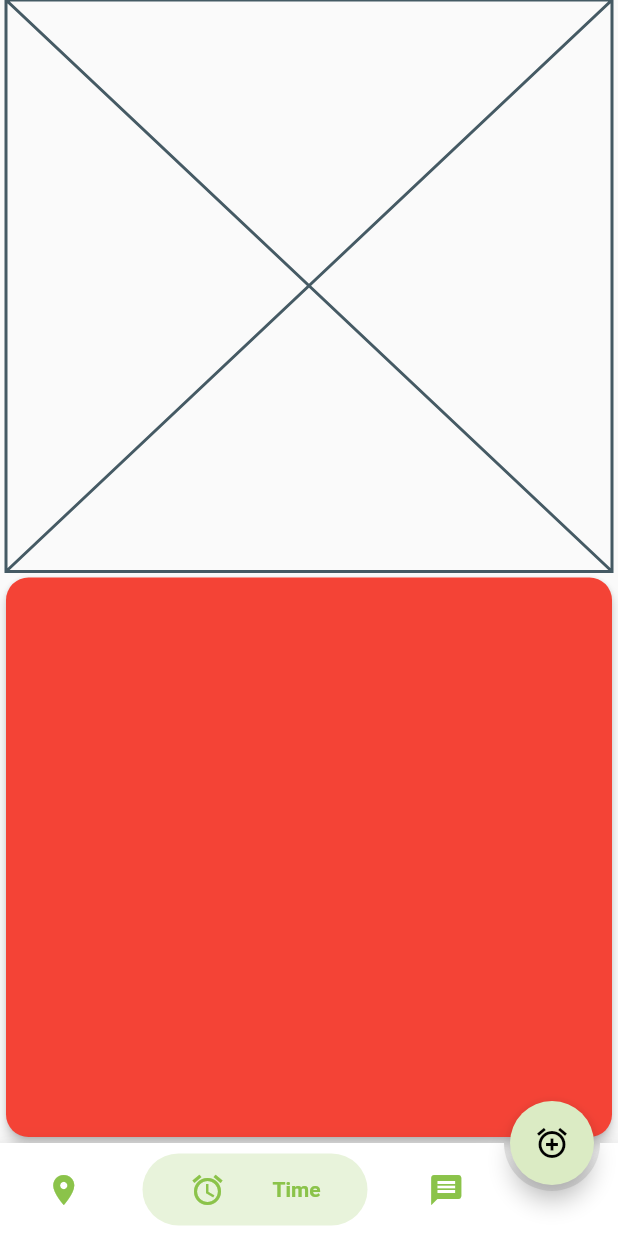
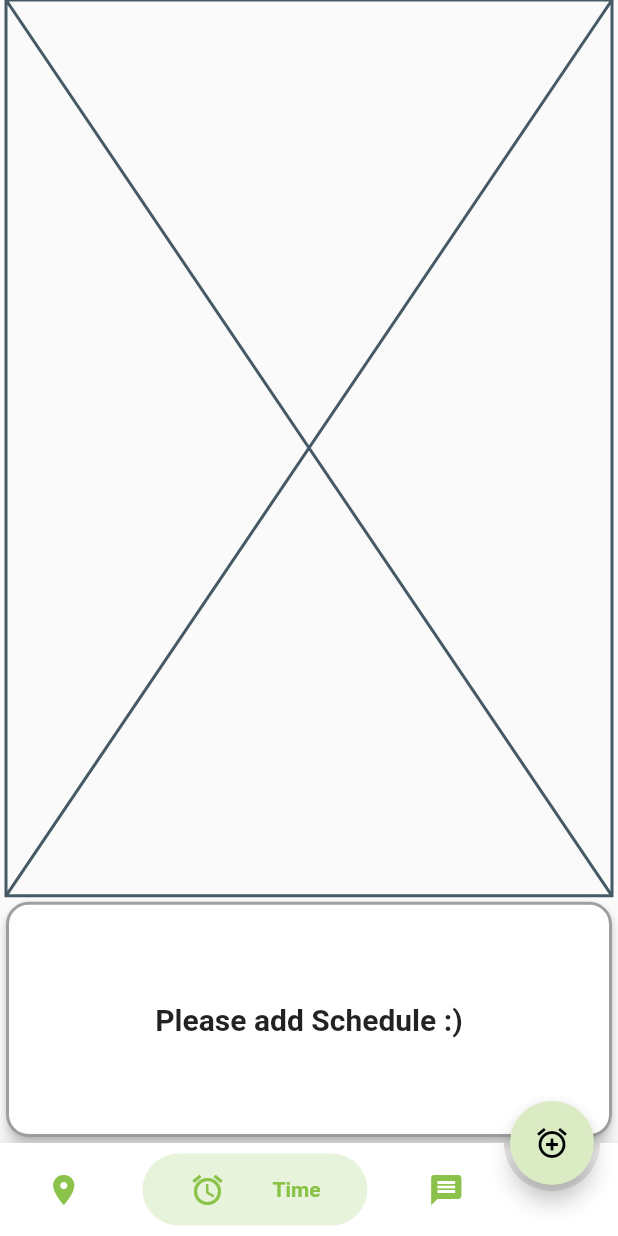
Before and after one commit to chlee1252/traffic_now, a Flutter app: the screen it shows after launch, item 2 of the bottom bar chosen, on a phone screen of 412 x 824 dp. Run offline on Flutter 3.47's test engine with Material 2 defaults, Android fonts, the phone set to English and light mode, and no system bars; drawn by our look-alikes of auto_size_text, bubble_bottom_bar; our stand-ins replace animated_text_kit, flutter_local_notifications, localstorage; missing offline and left inert: flutter_google_places, google_maps_webservice; accounts and stored records are empty.

```diff
--- a/lib/screens/newMainScreen.dart
+++ b/lib/screens/newMainScreen.dart
@@ -1,6 +1,11 @@
+import 'package:auto_size_text/auto_size_text.dart';
 import 'package:flutter/material.dart';
+import 'package:flutter/cupertino.dart';
+import 'package:intl/intl.dart';
 import 'package:bubble_bottom_bar/bubble_bottom_bar.dart';
+import 'package:trafficnow/module/userPlace.dart';
 import 'package:trafficnow/screens/placeInputScreen.dart';
+import 'package:trafficnow/widget/alarmTile.dart';
 
 class NewMainScreen extends StatefulWidget {
   static final String id = "NewMainScreen";
@@ -10,15 +15,21 @@ class NewMainScreen extends StatefulWidget {
 }
 
 class _NewMainScreenState extends State<NewMainScreen> {
+  UserPlace _userPlace;
   int _currentIndex = 0;
+  bool _value = false;
 
   @override
   Widget build(BuildContext context) {
     return Scaffold(
       floatingActionButton: FloatingActionButton(
         child: Icon(Icons.add_alarm),
-        onPressed: () {
-          Navigator.pushNamed(context, PlaceInputScreen.id);
+        onPressed: () async {
+          final result =
+              await Navigator.pushNamed(context, PlaceInputScreen.id);
+          setState(() {
+            _userPlace = result;
+          });
         },
         backgroundColor: Color.fromRGBO(219, 235, 196, 1.0),
         foregroundColor: Colors.black,
@@ -33,39 +44,102 @@ class _NewMainScreenState extends State<NewMainScreen> {
                 child: Placeholder(),
               ),
             ),
-            Expanded(
+            Container(
+              height: MediaQuery.of(context).size.height * 0.20,
               child: IndexedStack(
                 index: _currentIndex,
                 children: [
                   Card(
                     elevation: 3.0,
-                    color: Colors.grey,
+                    color: Colors.white,
                     shadowColor: Colors.black,
                     shape: RoundedRectangleBorder(
+                      side: BorderSide(color: Colors.grey, width: 2),
                       borderRadius: BorderRadius.circular(15.0),
                     ),
-                    child:
-                    Container(),
+                    child: _userPlace == null
+                        ? Center(
+                            child: Padding(
+                              padding: const EdgeInsets.all(40.0),
+                              child: AutoSizeText(
+                                "Please add Destination :)",
+                                style: TextStyle(
+                                    fontSize: 20.0,
+                                    fontWeight: FontWeight.bold),
+                                maxLines: 1,
+                              ),
+                            ),
+                          )
+                        : Row(
+                            children: [
+                              Container(
+                                width: MediaQuery.of(context).size.width * 0.15,
+                                child: Center(
+                                  child: Padding(
+                                    padding: const EdgeInsets.only(left: 8.0),
+                                    child: Icon(
+                                      Icons.location_on,
+                                      size: 35.0,
+                                    ),
+                                  ),
+                                ),
+                              ),
+                              Expanded(
+                                child: Padding(
+                                  padding: const EdgeInsets.only(right: 10.0),
+                                  child: AutoSizeText(
+                                    _userPlace.dest,
+                                    style: TextStyle(
+                                        fontSize: 20.0,
+                                        fontWeight: FontWeight.bold),
+                                    maxLines: 1,
+                                    overflow: TextOverflow.ellipsis,
+                                  ),
+                                ),
+                              ),
+                            ],
+                          ),
                   ),
                   Card(
                     elevation: 3.0,
-                    color: Colors.red,
+                    color: Colors.white,
                     shadowColor: Colors.black,
                     shape: RoundedRectangleBorder(
+                      side: BorderSide(color: Colors.grey, width: 2.0),
                       borderRadius: BorderRadius.circular(15.0),
                     ),
-                    child:
-                    Container(),
+                    child: _userPlace == null
+                        ? Center(
+                            child: Padding(
+                              padding: const EdgeInsets.all(40.0),
+                              child: AutoSizeText(
+                                "Please add Schedule :)",
+                                style: TextStyle(
+                                    fontSize: 20.0,
+                                    fontWeight: FontWeight.bold),
+                                maxLines: 1,
+                              ),
+                            ),
+                          )
+                        : AlarmTile(
+                            value: _userPlace.turnON,
+                            date: _userPlace.date,
+                            onChanged: (value) {
+                              setState(() {
+                                _userPlace.turnON = value;
+                              });
+                            },
+                          ),
                   ),
                   Card(
                     elevation: 3.0,
-                    color: Colors.green,
+                    color: Colors.white,
                     shadowColor: Colors.black,
                     shape: RoundedRectangleBorder(
+                      side: BorderSide(color: Colors.grey, width: 2.0),
                       borderRadius: BorderRadius.circular(15.0),
                     ),
-                    child:
-                    Container(),
+                    child: Container(),
                   ),
                 ],
               ),
```
